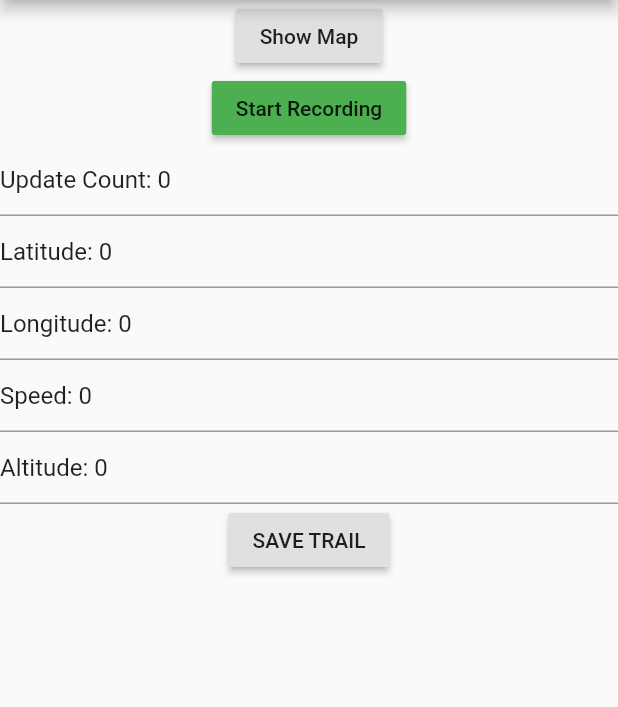
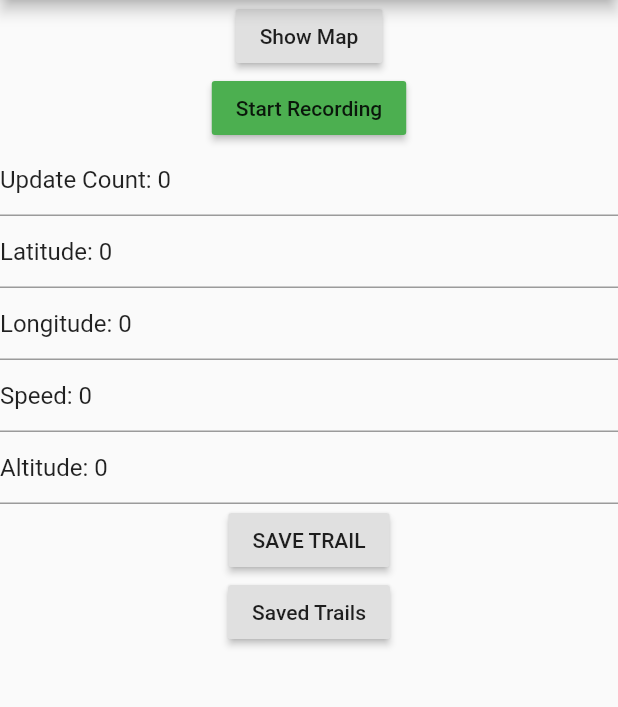
Before and after one commit to finleyp/BikeTrail467, a Flutter app: the screen it shows after launch, on a phone screen of 412 x 824 dp, the part 84-791 px from its top. Run offline on Flutter 3.47's test engine with Material 2 defaults, Android fonts, the light colour scheme and no system bars; our stand-ins replace geolocator; missing offline and left inert: map_view; statements that could not run were skipped.

Commit message:
Added the list view

```diff
--- /dev/null
+++ b/lib/SavedTrails.dart
@@ -0,0 +1,58 @@
+import 'package:flutter/material.dart';
+import 'Trail.dart';
+
+
+class SavedTrails extends StatelessWidget {
+  final List<Trail> trails;
+
+  SavedTrails({Key key, @required this.trails}) : super(key: key);
+
+  @override
+  Widget build(BuildContext context) {
+    return MaterialApp(
+      home: Scaffold(
+        appBar: AppBar(
+          title: const Text('Saved Trails'),
+        ),
+        body: ListView.builder(
+          itemCount: trails.length,
+          itemBuilder: (context, index){
+            return new Card(
+              child: new Column(
+                mainAxisSize: MainAxisSize.min,
+                children: <Widget>[
+                  new ListTile(
+                    //leading: const Icon(Icons.album),
+                    title: Text(trails[index].name),
+                    subtitle: Text(trails[index].id),
+                  ),
+                  new Image.network(trails[index].uri.toString()),
+                  new ButtonTheme.bar( // make buttons use the appropriate styles for cards
+                    child: new ButtonBar(
+                      children: <Widget>[
+                        new FlatButton(
+                          child: const Text('View Map'),
+                          onPressed: () { /* ... */ },
+                        ),
+                        new FlatButton(
+                          child: const Text('Delete'),
+                          onPressed: () { /* ... */ },
+                        ),
+                      ],
+                    ),
+                  ),
+                ],
+              ),
+            );
+          },
+        ),
+      ),
+    );
+  }
+
+
+  void deleteTrail(String id) {
+
+
+  }
+}
--- /dev/null
+++ b/lib/Trail.dart
@@ -0,0 +1,13 @@
+import 'package:map_view/location.dart';
+import 'package:map_view/polyline.dart';
+
+class Trail {
+  final String id;
+  final String name;
+  final List<Location> points;
+  final Polyline polyline;
+  final Uri uri;
+  final String description;
+
+  Trail(this.id, this.name, this.points, this.polyline, this.uri, this.description);
+}
--- a/lib/main.dart
+++ b/lib/main.dart
@@ -11,6 +11,8 @@ import 'package:uuid/uuid.dart';
 import 'dart:convert';
 import 'Constants.dart';
 import 'SettingsMenu.dart';
+import 'SavedTrails.dart';
+import 'Trail.dart';
 
 
 //api_key for google maps
@@ -18,6 +20,8 @@ var api_key = "AIzaSyBZodZXTiZIxcz6iBwL076yNEq_11769Fo";
 
 List<Polyline> polyLines = new List();
 List<Polyline> loadLines = new List();
+
+List<Trail> trails = new List();
 
 MapView mapView = new MapView();
 
@@ -247,6 +251,9 @@ class _MapPageState extends State<MapPage> {
       //Later when we are loading more than one file this will need to be moved into the load method and trailsJsonFile will need to be the name of the file we want.
 //      if (fileExists) this.setState(() => trailContent = json.decode(trailsJsonFile.readAsStringSync()));
     });
+
+    //Get saved trails on open
+    buildFromJson();
   }
 
   //createJsonFile method
@@ -285,6 +292,28 @@ class _MapPageState extends State<MapPage> {
     }
   }
 
+  void generateTrails(String id, String name, List<Location> points, Polyline polyline, String description) {
+
+    bool exists = false;
+
+    trails.forEach((element) {
+
+      if (element.id == id){
+        exists = true;
+      }
+
+    });
+
+    if (!exists) {
+
+      var staticMapUri = staticMapProvider.getStaticUriWithPath(points,
+          width: 500, height: 200, maptype: StaticMapViewType.terrain);
+
+      trails.add(new Trail(id, name, points, polyline, staticMapUri, description));
+    }
+
+  }
+
   void buildFromJson(){
 
     getApplicationDocumentsDirectory().then((Directory directory){
@@ -301,6 +330,9 @@ class _MapPageState extends State<MapPage> {
           print('_________' + entity.toString());
 
           trailsJsonFile = entity;
+
+          var id = entity.toString().split("/")[6];
+          var name = entity.toString().split("-")[1];
 
 
           //HEREREREERERHERERER
@@ -328,12 +360,20 @@ class _MapPageState extends State<MapPage> {
 
             loadLines.add(line);
 
+            generateTrails(id, name, points, line, "Temp Description");
+
           }
         }
       });
       mapView.setPolylines(loadLines);
     });
   }
+
+  void deleteFile(String file){
+
+  }
+
+
   /*
   * This is the face of the app. It will determine what it looks like
   * from the app bar at the top, to each column that is placed below it
@@ -387,7 +427,15 @@ class _MapPageState extends State<MapPage> {
           new TextField(controller: altitudeController),
           new RaisedButton(
             child:  Text("SAVE TRAIL"),
-              onPressed: _showDialog),
+              onPressed: _showDialog
+          ),
+          new RaisedButton(
+            child: Text("Saved Trails"),
+              onPressed: () {
+              Navigator.push(context, MaterialPageRoute(builder:
+               (context) => SavedTrails(trails: trails)));
+              }
+          ),
           //new RaisedButton(
            // child: new Text("LOAD TRAIL"),
           //  onPressed: () => buildFromJson(),)
```
Also changed, not shown: pubspec.yaml (+6 -1 lines), pubspec.lock.
